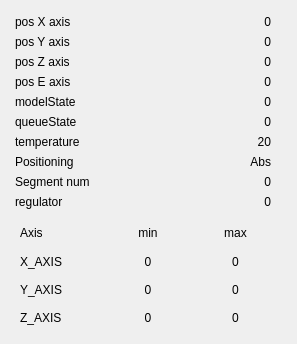
cuby-tec/mitoPrinter, file coordinatuswidget.ui: the form before one commit.
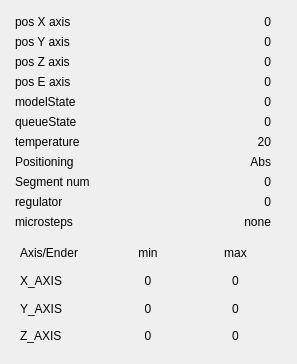
The form after the commit.

```diff
--- a/coordinatuswidget.ui
+++ b/coordinatuswidget.ui
@@ -7,7 +7,7 @@
     <x>0</x>
     <y>0</y>
     <width>297</width>
-    <height>344</height>
+    <height>364</height>
    </rect>
   </property>
   <property name="windowTitle">
@@ -19,7 +19,7 @@
      <x>0</x>
      <y>0</y>
      <width>291</width>
-     <height>341</height>
+     <height>359</height>
     </rect>
    </property>
    <layout class="QVBoxLayout" name="verticalLayout">
@@ -261,6 +261,23 @@
         </property>
        </widget>
       </item>
+      <item row="10" column="0">
+       <widget class="QLabel" name="c_label_microstep">
+        <property name="text">
+         <string>microsteps</string>
+        </property>
+       </widget>
+      </item>
+      <item row="10" column="1">
+       <widget class="QLabel" name="c_label_microstep_value">
+        <property name="text">
+         <string>none</string>
+        </property>
+        <property name="alignment">
+         <set>Qt::AlignRight|Qt::AlignTrailing|Qt::AlignVCenter</set>
+        </property>
+       </widget>
+      </item>
      </layout>
     </item>
     <item>
@@ -300,7 +317,7 @@
       <item row="0" column="0">
        <widget class="QLabel" name="label_ender_head_axis">
         <property name="text">
-         <string>Axis</string>
+         <string>Axis/Ender</string>
         </property>
        </widget>
       </item>
```
